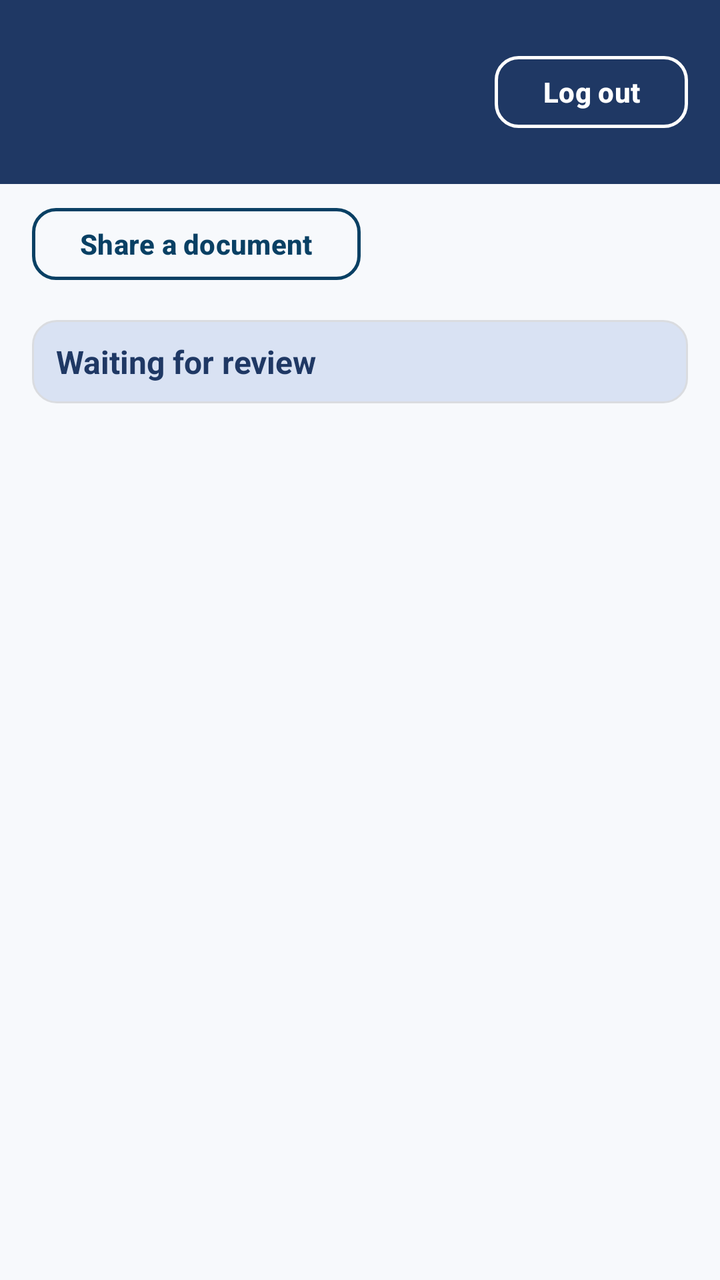
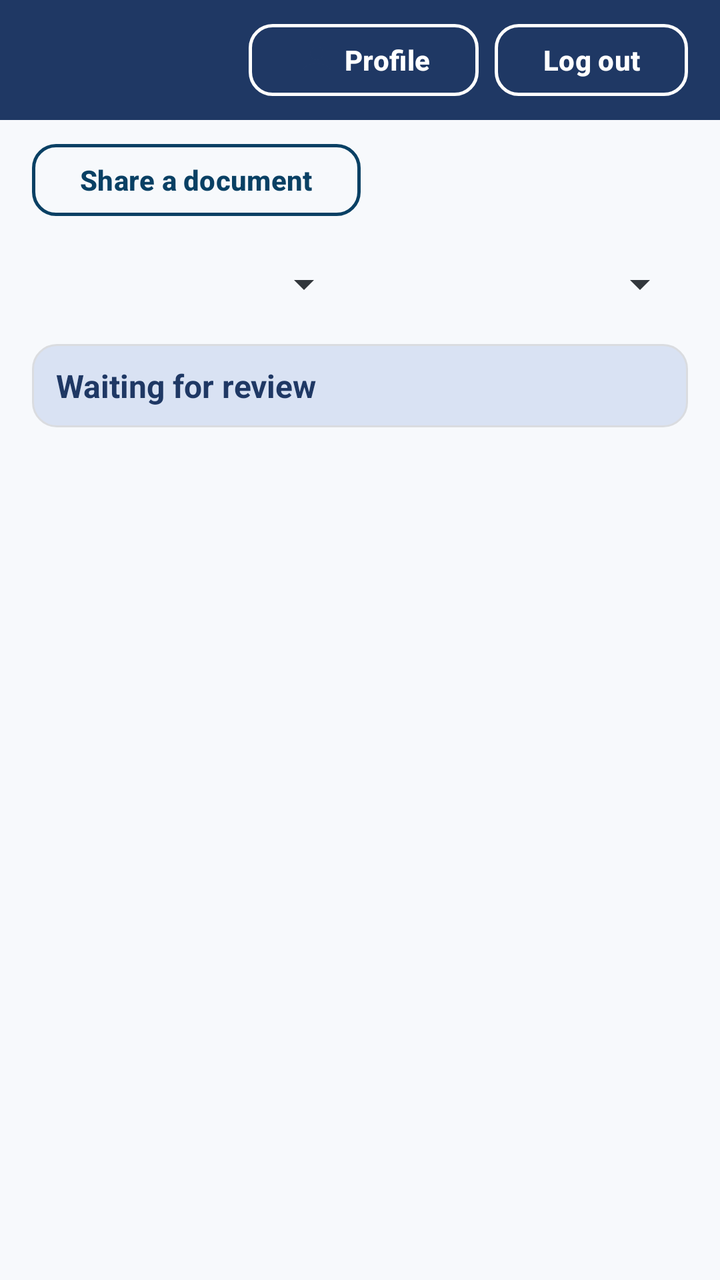

Compare the two renders of this Android layout. The source of the first and the diff that turns it into the second are given below.
<!-- AndroidManifest.xml: application theme Theme.UniLib -->
<!-- res/layout/activity_lecture_inbox.xml -->
<?xml version="1.0" encoding="utf-8"?>
<LinearLayout xmlns:android="http://schemas.android.com/apk/res/android"
    android:id="@+id/main"
    android:layout_width="match_parent"
    android:layout_height="match_parent"
    android:background="@color/unilib_surface"
    android:orientation="vertical">

    <include
        layout="@layout/part_dashboard_top"
        android:layout_width="match_parent"
        android:layout_height="wrap_content" />

    <com.google.android.material.button.MaterialButton
        android:id="@+id/btnUpload"
        style="@style/UniLib.Button.Outlined"
        android:layout_width="wrap_content"
        android:layout_height="44dp"
        android:layout_marginStart="@dimen/spacing_m"
        android:layout_marginTop="@dimen/spacing_s"
        android:minWidth="0dp"
        android:text="@string/btn_upload" />

    <TextView
        android:id="@+id/tvSection"
        style="@style/UniLib.SectionHeader"
        android:layout_marginHorizontal="@dimen/spacing_m"
        android:layout_marginTop="@dimen/spacing_m"
        android:text="@string/reviewer_pending" />

    <FrameLayout
        android:layout_width="match_parent"
        android:layout_height="0dp"
        android:layout_weight="1">

        <ListView
            android:id="@+id/listPending"
            android:layout_width="match_parent"
            android:layout_height="match_parent"
            android:divider="@color/unilib_divider"
            android:dividerHeight="1dp" />

        <TextView
            android:id="@+id/tvEmpty"
            android:layout_width="wrap_content"
            android:layout_height="wrap_content"
            android:layout_gravity="center"
            android:gravity="center"
            android:padding="@dimen/spacing_l"
            android:text="@string/reviewer_nothing_pending"
            android:textColor="@color/unilib_text_secondary"
            android:textSize="@dimen/text_body"
            android:visibility="gone" />

        <ProgressBar
            android:id="@+id/progress"
            android:layout_width="wrap_content"
            android:layout_height="wrap_content"
            android:layout_gravity="center"
            android:visibility="gone" />
    </FrameLayout>
</LinearLayout>
<!-- res/layout/part_dashboard_top.xml (included above) -->
<?xml version="1.0" encoding="utf-8"?>
<LinearLayout xmlns:android="http://schemas.android.com/apk/res/android"
    android:id="@+id/dashTopBar"
    android:layout_width="match_parent"
    android:layout_height="wrap_content"
    android:background="@color/unilib_primary"
    android:gravity="center_vertical"
    android:orientation="horizontal"
    android:paddingHorizontal="@dimen/spacing_m"
    android:paddingVertical="@dimen/spacing_s">

    <LinearLayout
        android:id="@+id/layoutProfileInfo"
        android:layout_width="0dp"
        android:layout_height="wrap_content"
        android:layout_weight="1"
        android:clickable="true"
        android:focusable="true"
        android:orientation="vertical">

        <TextView
            android:id="@+id/tvDashTitle"
            android:layout_width="match_parent"
            android:layout_height="wrap_content"
            android:ellipsize="end"
            android:maxLines="1"
            android:textColor="@android:color/white"
            android:textSize="18sp"
            android:textStyle="bold" />

        <TextView
            android:id="@+id/tvDashUser"
            android:layout_width="match_parent"
            android:layout_height="wrap_content"
            android:ellipsize="end"
            android:maxLines="1"
            android:textColor="@android:color/white"
            android:textSize="14sp"
            android:textStyle="bold" />

        <TextView
            android:id="@+id/tvDashEmail"
            android:layout_width="match_parent"
            android:layout_height="wrap_content"
            android:ellipsize="end"
            android:maxLines="1"
            android:textColor="@color/unilib_header_subtitle"
            android:textSize="12sp" />

        <TextView
            android:id="@+id/tvDashProgram"
            android:layout_width="match_parent"
            android:layout_height="wrap_content"
            android:ellipsize="end"
            android:maxLines="1"
            android:textColor="@color/unilib_header_subtitle"
            android:textSize="12sp" />
    </LinearLayout>

    <com.google.android.material.button.MaterialButton
        android:id="@+id/btnLogout"
        style="@style/UniLib.Button.OutlinedLight"
        android:layout_width="wrap_content"
        android:layout_height="44dp"
        android:layout_marginStart="@dimen/spacing_s"
        android:minWidth="0dp"
        android:text="@string/btn_logout" />
</LinearLayout>
<!-- resources referenced by this layout -->
<resources>
  <color name="unilib_divider">#DADCE0</color>
  <color name="unilib_header_subtitle">#F2F5F9</color>
  <color name="unilib_primary">#1F3864</color>
  <color name="unilib_surface">#F7F9FC</color>
  <color name="unilib_text_secondary">#32373C</color>
  <dimen name="spacing_l">24dp</dimen>
  <dimen name="spacing_m">16dp</dimen>
  <dimen name="spacing_s">8dp</dimen>
  <dimen name="text_body">16sp</dimen>
  <string name="btn_logout">Log out</string>
  <string name="btn_upload">Share a document</string>
  <string name="reviewer_nothing_pending">Nothing is waiting for review.</string>
  <string name="reviewer_pending">Waiting for review</string>
  <style name="UniLib.Button.Outlined" parent="Widget.Material3.Button.OutlinedButton">
          <item name="android:textColor">@color/unilib_accent</item>
          <item name="android:textSize">@dimen/text_secondary</item>
          <item name="android:textStyle">bold</item>
          <item name="strokeColor">@color/unilib_accent</item>
          <item name="strokeWidth">1.5dp</item>
          <item name="cornerRadius">12dp</item>
      </style>
  <style name="UniLib.Button.OutlinedLight" parent="Widget.Material3.Button.OutlinedButton">
          <item name="android:textColor">@android:color/white</item>
          <item name="android:textStyle">bold</item>
          <item name="strokeColor">@android:color/white</item>
          <item name="strokeWidth">1.5dp</item>
          <item name="cornerRadius">12dp</item>
      </style>
  <style name="UniLib.SectionHeader" parent="">
          <item name="android:layout_width">match_parent</item>
          <item name="android:layout_height">wrap_content</item>
          <item name="android:background">@drawable/bg_section_header</item>
          <item name="android:gravity">center_vertical</item>
          <item name="android:paddingHorizontal">12dp</item>
          <item name="android:paddingVertical">10dp</item>
          <item name="android:textColor">@color/unilib_primary</item>
          <item name="android:textSize">@dimen/text_body</item>
          <item name="android:textStyle">bold</item>
      </style>
  <style name="Theme.UniLib" parent="Base.Theme.UniLib" />
  <color name="unilib_accent">#094064</color>
  <dimen name="text_secondary">14sp</dimen>
  <!-- drawable bg_section_header (drawable) -->
  <?xml version="1.0" encoding="utf-8"?>
  <shape xmlns:android="http://schemas.android.com/apk/res/android"
      android:shape="rectangle">
      <solid android:color="@color/unilib_primary_container" />
      <corners android:radius="12dp" />
      <stroke
          android:width="1dp"
          android:color="@color/unilib_divider" />
  </shape>
  <color name="unilib_primary_container">#D9E2F3</color>
  <color name="unilib_on_container">#12294D</color>
  <color name="unilib_accent_container">#DCE8F5</color>
  <color name="unilib_text">#1C1B1F</color>
  <color name="unilib_card">#FFFFFF</color>
  <color name="unilib_error">#8F1E19</color>
  <color name="unilib_error_container">#F9DEDC</color>
  <!-- unchanged entries left out for length: 1 -->
</resources>

<!-- the commit's change to res/layout/activity_lecture_inbox.xml (unified diff, before → after) -->
@@ -21,11 +21,32 @@
         android:minWidth="0dp"
         android:text="@string/btn_upload" />
 
+    <LinearLayout
+        android:layout_width="match_parent"
+        android:layout_height="wrap_content"
+        android:orientation="horizontal"
+        android:paddingHorizontal="@dimen/spacing_m"
+        android:paddingTop="@dimen/spacing_s">
+
+        <Spinner
+            android:id="@+id/spProgramFilter"
+            android:layout_width="0dp"
+            android:layout_height="44dp"
+            android:layout_weight="1" />
+
+        <Spinner
+            android:id="@+id/spCourseFilter"
+            android:layout_width="0dp"
+            android:layout_height="44dp"
+            android:layout_marginStart="8dp"
+            android:layout_weight="1" />
+    </LinearLayout>
+
     <TextView
         android:id="@+id/tvSection"
         style="@style/UniLib.SectionHeader"
         android:layout_marginHorizontal="@dimen/spacing_m"
-        android:layout_marginTop="@dimen/spacing_m"
+        android:layout_marginTop="@dimen/spacing_s"
         android:text="@string/reviewer_pending" />
 
     <FrameLayout
@@ -63,6 +84,7 @@
 <!-- res/layout/part_dashboard_top.xml (included above) -->
 <?xml version="1.0" encoding="utf-8"?>
 <LinearLayout xmlns:android="http://schemas.android.com/apk/res/android"
+    xmlns:app="http://schemas.android.com/apk/res-auto"
     android:id="@+id/dashTopBar"
     android:layout_width="match_parent"
     android:layout_height="wrap_content"
@@ -72,60 +94,35 @@
     android:paddingHorizontal="@dimen/spacing_m"
     android:paddingVertical="@dimen/spacing_s">
 
-    <LinearLayout
-        android:id="@+id/layoutProfileInfo"
+    <TextView
+        android:id="@+id/tvDashTitle"
         android:layout_width="0dp"
         android:layout_height="wrap_content"
         android:layout_weight="1"
-        android:clickable="true"
-        android:focusable="true"
-        android:orientation="vertical">
+        android:ellipsize="end"
+        android:maxLines="1"
+        android:textColor="@android:color/white"
+        android:textSize="18sp"
+        android:textStyle="bold" />
 
-        <TextView
-            android:id="@+id/tvDashTitle"
-            android:layout_width="match_parent"
-            android:layout_height="wrap_content"
-            android:ellipsize="end"
-            android:maxLines="1"
-            android:textColor="@android:color/white"
-            android:textSize="18sp"
-            android:textStyle="bold" />
-
-        <TextView
-            android:id="@+id/tvDashUser"
-            android:layout_width="match_parent"
-            android:layout_height="wrap_content"
-            android:ellipsize="end"
-            android:maxLines="1"
-            android:textColor="@android:color/white"
-            android:textSize="14sp"
-            android:textStyle="bold" />
-
-        <TextView
-            android:id="@+id/tvDashEmail"
-            android:layout_width="match_parent"
-            android:layout_height="wrap_content"
-            android:ellipsize="end"
-            android:maxLines="1"
-            android:textColor="@color/unilib_header_subtitle"
-            android:textSize="12sp" />
-
-        <TextView
-            android:id="@+id/tvDashProgram"
-            android:layout_width="match_parent"
-            android:layout_height="wrap_content"
-            android:ellipsize="end"
-            android:maxLines="1"
-            android:textColor="@color/unilib_header_subtitle"
-            android:textSize="12sp" />
-    </LinearLayout>
+    <com.google.android.material.button.MaterialButton
+        android:id="@+id/btnProfile"
+        style="@style/UniLib.Button.OutlinedLight"
+        android:layout_width="wrap_content"
+        android:layout_height="44dp"
+        android:layout_marginEnd="8dp"
+        android:minWidth="0dp"
+        android:text="Profile"
+        app:icon="@drawable/ic_profile_person"
+        app:iconGravity="textStart"
+        app:iconPadding="4dp"
+        app:iconSize="20dp" />
 
     <com.google.android.material.button.MaterialButton
         android:id="@+id/btnLogout"
         style="@style/UniLib.Button.OutlinedLight"
         android:layout_width="wrap_content"
         android:layout_height="44dp"
-        android:layout_marginStart="@dimen/spacing_s"
         android:minWidth="0dp"
         android:text="@string/btn_logout" />
 </LinearLayout>
<!-- resource entries referenced after the edit -->
@@ -1,7 +1,6 @@
 <!-- resources referenced by this layout -->
 <resources>
   <color name="unilib_divider">#DADCE0</color>
-  <color name="unilib_header_subtitle">#F2F5F9</color>
   <color name="unilib_primary">#1F3864</color>
   <color name="unilib_surface">#F7F9FC</color>
   <color name="unilib_text_secondary">#32373C</color>
@@ -9,6 +8,17 @@
   <dimen name="spacing_m">16dp</dimen>
   <dimen name="spacing_s">8dp</dimen>
   <dimen name="text_body">16sp</dimen>
+  <!-- drawable ic_profile_person (drawable) -->
+  <vector xmlns:android="http://schemas.android.com/apk/res/android"
+      android:width="24dp"
+      android:height="24dp"
+      android:viewportWidth="24"
+      android:viewportHeight="24"
+      android:tint="@android:color/white">
+      <path
+          android:fillColor="@android:color/white"
+          android:pathData="M12,12c2.21,0 4,-1.79 4,-4s-1.79,-4 -4,-4 -4,1.79 -4,4 1.79,4 4,4zM12,14c-2.67,0 -8,1.34 -8,4v2h16v-2c0,-2.66 -5.33,-4 -8,-4z" />
+  </vector>
   <string name="btn_logout">Log out</string>
   <string name="btn_upload">Share a document</string>
   <string name="reviewer_nothing_pending">Nothing is waiting for review.</string>
